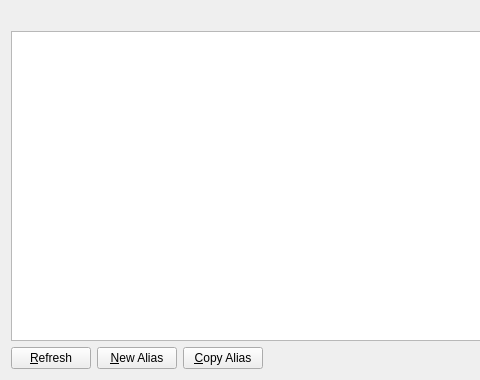
Before: the Qt Designer form src/qt/forms/myaliaslistpage.ui in syscoin/syscoin1, drawn with Qt 5; both pictures show x 0 to 480 and y 0 to 380 of the 760 by 380 pixel window.
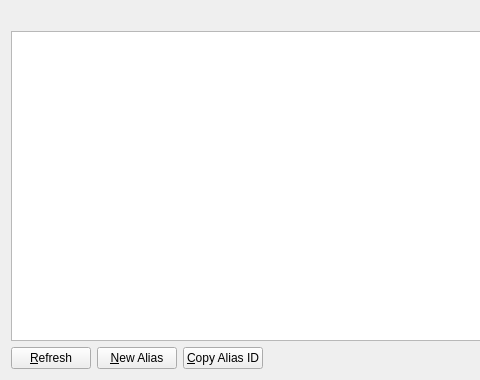
After: the same form once the commit is applied. Icons and pictures are not drawn.

Patch:
```diff
--- a/src/qt/forms/myaliaslistpage.ui
+++ b/src/qt/forms/myaliaslistpage.ui
@@ -91,7 +91,7 @@
         <string>Copy the currently selected alias to the system clipboard</string>
        </property>
        <property name="text">
-        <string>&amp;Copy Alias</string>
+        <string>&amp;Copy Alias ID</string>
        </property>
        <property name="icon">
         <iconset resource="../bitcoin.qrc">
```
